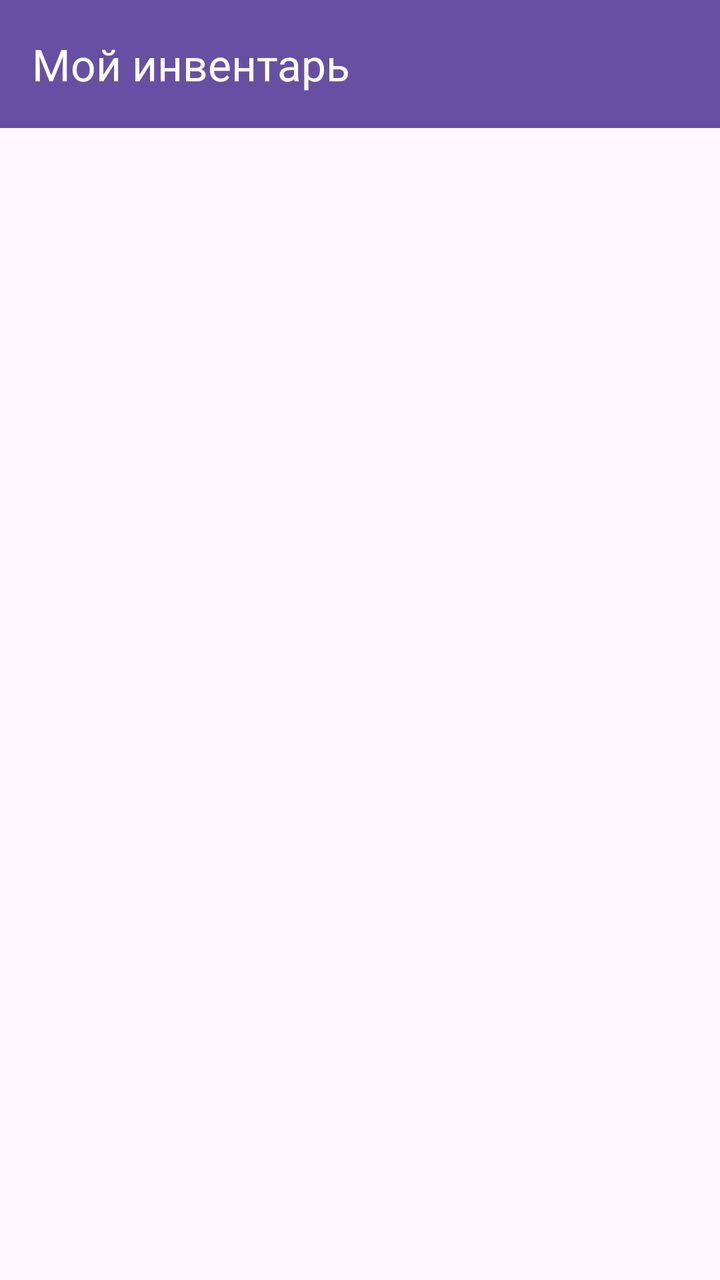
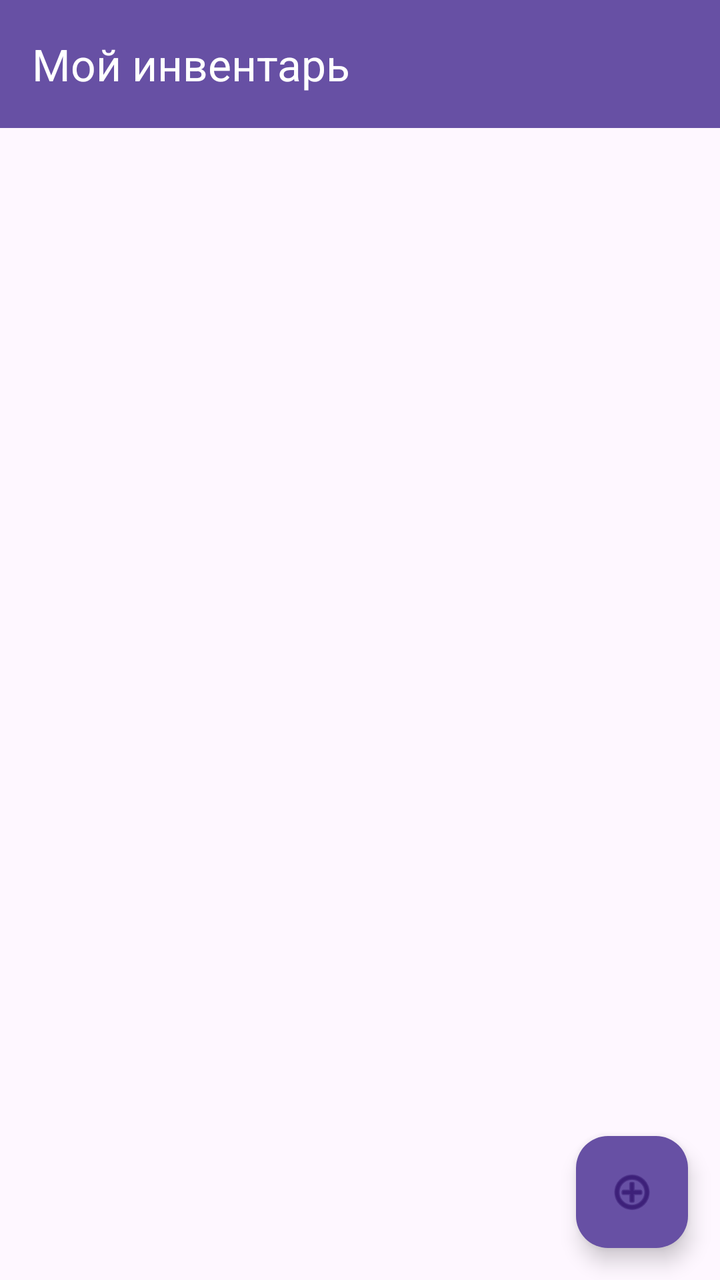

The first picture is an Android layout as it rendered before a commit; the second is the same layout after the commit. The layout source and the unified diff follow.
<!-- AndroidManifest.xml: application theme Theme.Prmu_lab2 -->
<!-- res/layout/activity_main.xml -->
<?xml version="1.0" encoding="utf-8"?>
<LinearLayout xmlns:android="http://schemas.android.com/apk/res/android"
    xmlns:app="http://schemas.android.com/apk/res-auto"
    android:layout_width="match_parent"
    android:layout_height="match_parent"
    android:orientation="vertical">

    <androidx.appcompat.widget.Toolbar
        android:id="@+id/toolbar"
        android:layout_width="match_parent"
        android:layout_height="?attr/actionBarSize"
        android:background="?attr/colorPrimary"
        app:title="Мой инвентарь"
        app:titleTextColor="@android:color/white"/>

    <ProgressBar
        android:id="@+id/progressBar"
        android:layout_width="wrap_content"
        android:layout_height="wrap_content"
        android:layout_gravity="center"
        android:layout_marginTop="32dp"
        android:visibility="gone"/>

    <androidx.recyclerview.widget.RecyclerView
        android:id="@+id/recyclerView"
        android:layout_width="match_parent"
        android:layout_height="0dp"
        android:layout_weight="1"/>

    <TextView
        android:id="@+id/textViewEmpty"
        android:layout_width="match_parent"
        android:layout_height="wrap_content"
        android:text="Нет предметов в инвентаре"
        android:textSize="18sp"
        android:gravity="center"
        android:padding="32dp"
        android:visibility="gone"/>

</LinearLayout>
<!-- resources referenced by this layout -->
<resources>
  <style name="Theme.Prmu_lab2" parent="Base.Theme.Prmu_lab2" />
  <style name="Base.Theme.Prmu_lab2" parent="Theme.Material3.DayNight.NoActionBar">
          
          
      </style>
</resources>

<!-- the commit's change to res/layout/activity_main.xml (unified diff, before → after) -->
@@ -37,4 +37,13 @@
         android:padding="32dp"
         android:visibility="gone"/>
 
+    <com.google.android.material.floatingactionbutton.FloatingActionButton
+        android:id="@+id/fabAdd"
+        android:layout_width="wrap_content"
+        android:layout_height="wrap_content"
+        android:layout_gravity="end|bottom"
+        android:layout_margin="16dp"
+        android:src="@android:drawable/ic_menu_add"
+        app:backgroundTint="?attr/colorPrimary"/>
+
 </LinearLayout>
